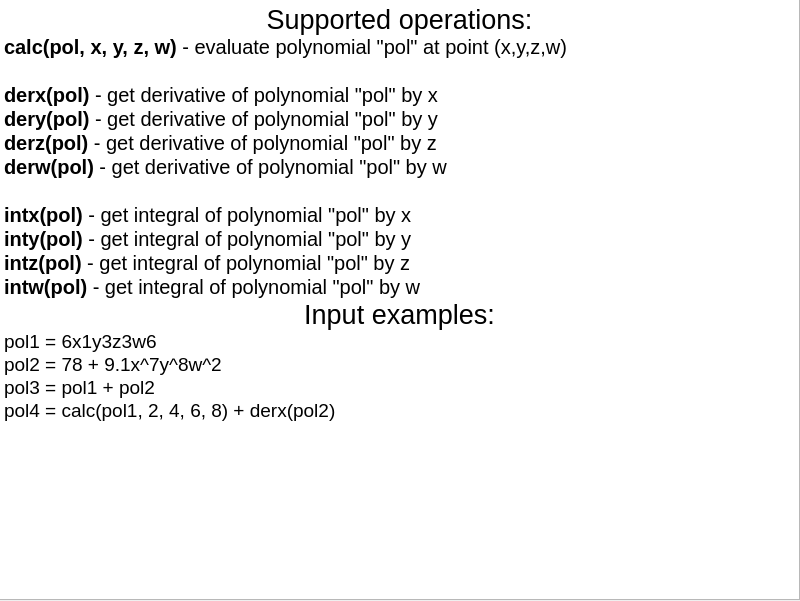
First picture: the form in app/ui/info_widget.ui, repository H1nkk/alpo, before the edit.
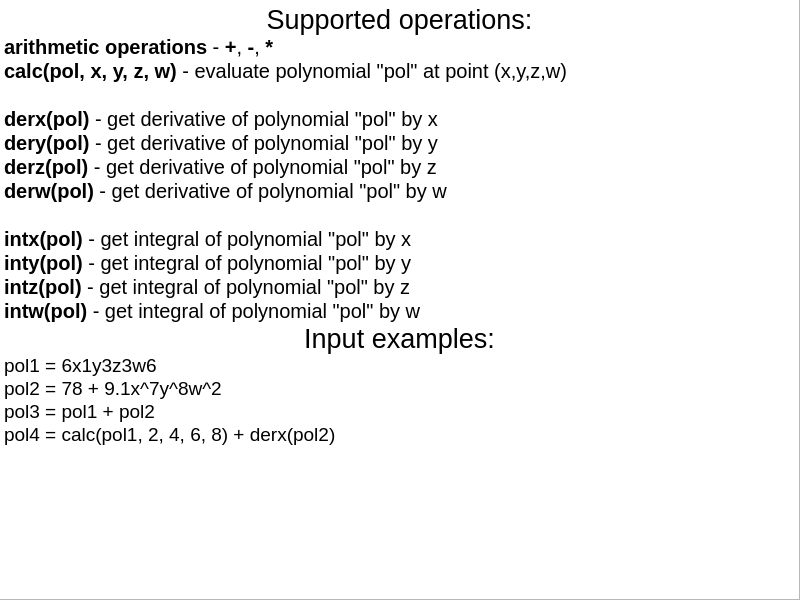
Second picture: the form after the edit.

What changed in the file:
```diff
--- a/app/ui/info_widget.ui
+++ b/app/ui/info_widget.ui
@@ -7,7 +7,7 @@
     <x>0</x>
     <y>0</y>
     <width>800</width>
-    <height>601</height>
+    <height>600</height>
    </rect>
   </property>
   <property name="sizePolicy">
@@ -34,14 +34,14 @@
      <height>601</height>
     </rect>
    </property>
-   <layout class="QVBoxLayout" name="verticalLayout" stretch="0">
+   <layout class="QVBoxLayout" name="verticalLayout" stretch="1">
     <property name="sizeConstraint">
      <enum>QLayout::SizeConstraint::SetMinimumSize</enum>
     </property>
     <item>
      <widget class="QTextEdit" name="textEdit">
       <property name="sizePolicy">
-       <sizepolicy hsizetype="Ignored" vsizetype="Expanding">
+       <sizepolicy hsizetype="Expanding" vsizetype="Expanding">
         <horstretch>0</horstretch>
         <verstretch>0</verstretch>
        </sizepolicy>
@@ -69,6 +69,7 @@
 li.checked::marker { content: &quot;\2612&quot;; }
 &lt;/style&gt;&lt;/head&gt;&lt;body style=&quot; font-family:'Segoe UI'; font-size:20px; font-weight:400; font-style:normal;&quot;&gt;
 &lt;p align=&quot;center&quot; style=&quot; margin-top:0px; margin-bottom:0px; margin-left:0px; margin-right:0px; -qt-block-indent:0; text-indent:0px;&quot;&gt;&lt;span style=&quot; font-size:20pt;&quot;&gt;Supported operations:&lt;/span&gt;&lt;/p&gt;
+&lt;p style=&quot; margin-top:0px; margin-bottom:0px; margin-left:0px; margin-right:0px; -qt-block-indent:0; text-indent:0px;&quot;&gt;&lt;span style=&quot; font-weight:700;&quot;&gt;arithmetic operations&lt;/span&gt; - &lt;span style=&quot; font-weight:700;&quot;&gt;+&lt;/span&gt;, &lt;span style=&quot; font-weight:700;&quot;&gt;-&lt;/span&gt;, &lt;span style=&quot; font-weight:700;&quot;&gt;*&lt;/span&gt;&lt;/p&gt;
 &lt;p style=&quot; margin-top:0px; margin-bottom:0px; margin-left:0px; margin-right:0px; -qt-block-indent:0; text-indent:0px;&quot;&gt;&lt;span style=&quot; font-weight:700;&quot;&gt;calc(pol, x, y, z, w)&lt;/span&gt; - evaluate polynomial &amp;quot;pol&amp;quot; at point (x,y,z,w)&lt;/p&gt;
 &lt;p style=&quot;-qt-paragraph-type:empty; margin-top:0px; margin-bottom:0px; margin-left:0px; margin-right:0px; -qt-block-indent:0; text-indent:0px;&quot;&gt;&lt;br /&gt;&lt;/p&gt;
 &lt;p style=&quot; margin-top:0px; margin-bottom:0px; margin-left:0px; margin-right:0px; -qt-block-indent:0; text-indent:0px;&quot;&gt;&lt;span style=&quot; font-weight:700;&quot;&gt;derx(pol)&lt;/span&gt; - get derivative of polynomial &amp;quot;pol&amp;quot; by x&lt;/p&gt;
```
Left out of the diff: 3 changed lines with no effect on the pictures.
